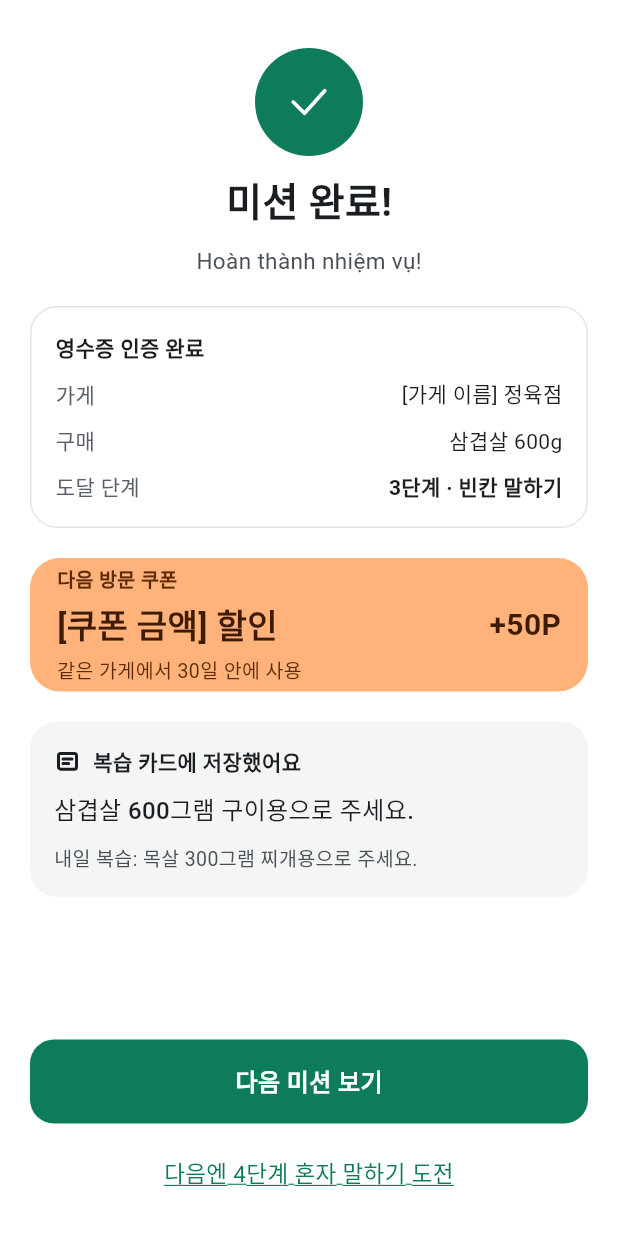
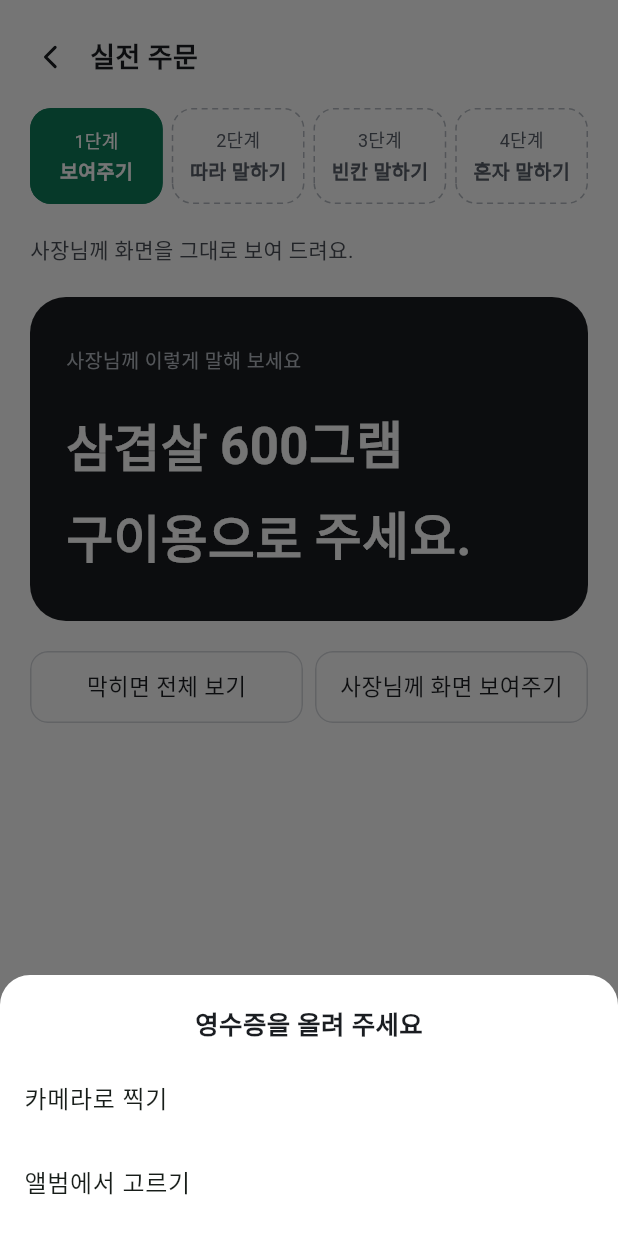
Before and after one commit to sso0x0/IJU, a Flutter app: the RealOrderScreen screen opened by its route, after a tap on "사장님께 화면 보여주기", after a tap on "주문했어요 · 영수증 인증하기", on a phone screen of 412 x 824 dp. Run offline on Flutter 3.47's test engine with Material 3 defaults, Android fonts, the phone set to English and light mode, and no system bars; our stand-ins replace cupertino_ui, flutter_svg, flutter_tts, go_router, image_picker, material_ui and 1 more; generated files the repository leaves out were written again; network calls fail; statements that could not run were skipped.

Commit message:
feat(app): 실전 주문·영수증 인증·보상 화면을 서버와 연결
- 음성 연습에서 만든 문장을 실전 주문으로 넘기고 단계별로 가림
- 처음 도달한 단계마다 POST /attempts 기록
- 영수증 촬영 → POST /receipts, 인식 실패 시 재촬영 1회 후 사장님 확인 코드
- 보상 화면에 실제 가게·금액·쿠폰·도달 단계 표시
- image_picker 추가, iOS 카메라·앨범 권한 문구

Co-Authored-By: Claude Opus 5.5 <noreply@anthropic.com>
Claude-Session: https://claude.ai/code/session_01LfagPXJCiwxMhiGfHbTAVd

```diff
--- a/lib/app/router.dart
+++ b/lib/app/router.dart
@@ -6,6 +6,7 @@ import '../features/login/login_screen.dart';
 import '../features/menu_scan/menu_scan_screen.dart';
 import '../features/onboarding/onboarding_screen.dart';
 import '../features/practice/practice_screen.dart';
+import '../features/real_order/order_api.dart';
 import '../features/real_order/real_order_screen.dart';
 import '../features/reward/reward_screen.dart';
 import '../features/scenario/scenarios.dart';
@@ -57,11 +58,16 @@ final GoRouter appRouter = GoRouter(
     ),
     GoRoute(
       path: AppRoutes.realOrder,
-      builder: (context, state) => const RealOrderScreen(),
+      // 음성 연습 화면에서 문장·미션 id를 extra로 받습니다. 없으면 시연 문장.
+      builder: (context, state) => RealOrderScreen(
+        args: state.extra as RealOrderArgs? ?? RealOrderArgs.demo,
+      ),
     ),
     GoRoute(
       path: AppRoutes.reward,
-      builder: (context, state) => const RewardScreen(),
+      // 영수증 인증 결과를 extra로 받습니다. 없으면 시연용 고정 데이터.
+      builder: (context, state) =>
+          RewardScreen(args: state.extra as RewardArgs?),
     ),
   ],
 );
--- /dev/null
+++ b/lib/features/real_order/order_api.dart
@@ -0,0 +1,182 @@
+import 'dart:convert';
+import 'dart:typed_data';
+
+import 'package:http/http.dart' as http;
+
+import '../../api/api_client.dart';
+import '../../app/session.dart';
+
+/// 시나리오 id → 서버 미션 id (server/app/seed_data.py와 같은 값).
+/// TODO(개발자3): 홈에서 GET /missions로 고른 미션 id를 넘기게 되면 이 표는 지워도 됩니다.
+const missionIdByScenario = {
+  'butcher': '00000000-0000-0000-0000-000000000201',
+  'restaurant': '00000000-0000-0000-0000-000000000202',
+  'side_dish': '00000000-0000-0000-0000-000000000203',
+};
+
+/// 실전 주문 화면으로 넘기는 값. 음성 연습 화면에서 만든 문장을 받습니다.
+class RealOrderArgs {
+  const RealOrderArgs({required this.sentence, required this.missionId});
+
+  final String sentence;
+  final String missionId;
+
+  /// 주소로 바로 들어왔을 때 쓰는 시연 문장 (Figma와 같은 화면).
+  static const demo = RealOrderArgs(
+    sentence: '삼겹살 600그램 구이용으로 주세요.',
+    missionId: '00000000-0000-0000-0000-000000000201',
+  );
+}
+
+/// server/app/schemas.py Coupon
+class Coupon {
+  const Coupon({required this.id, required this.value, required this.expiresAt});
+
+  final String id;
+  final int value;
+  final String expiresAt;
+}
+
+/// POST /receipts, POST /receipts/merchant-confirm 응답 (schemas.py ReceiptOut).
+class ReceiptResult {
+  const ReceiptResult({
+    required this.verified,
+    required this.reason,
+    this.message,
+    this.storeName,
+    this.amount,
+    this.coupon,
+    this.fallback = false,
+  });
+
+  factory ReceiptResult.fromJson(Map<String, dynamic> json) {
+    final c = json['coupon'] as Map<String, dynamic>?;
+    return ReceiptResult(
+      verified: json['verified'] as bool,
+      reason: json['reason'] as String,
+      message: json['message'] as String?,
+      storeName: json['store_name'] as String?,
+      amount: json['amount'] as int?,
+      coupon: c == null
+          ? null
+          : Coupon(
+              id: c['id'] as String,
+              value: c['value'] as int,
+              expiresAt: c['expires_at'] as String,
+            ),
+    );
+  }
+
+  /// 서버에 연결하지 못했을 때 시연이 끊기지 않게 쓰는 대체 결과 (PRD 3.5 안정성).
+  static const offline = ReceiptResult(
+    verified: true,
+    reason: 'ok',
+    message: '인증 완료! 쿠폰이 발급됐어요.',
+    storeName: '홍천 한우정육점',
+    amount: 16800,
+    coupon: Coupon(id: 'offline', value: 2000, expiresAt: ''),
+    fallback: true,
+  );
+
+  /// ok | low_confidence | duplicate_image | duplicate_receipt
+  /// | unknown_store | expired | daily_limit | wrong_code
+  final bool verified;
+  final String reason;
+
+  /// 화면에 그대로 띄울 안내 문구
+  final String? message;
+  final String? storeName;
+  final int? amount;
+  final Coupon? coupon;
+
+  /// true면 서버 대신 [offline] 대체 결과
+  final bool fallback;
+}
+
+/// 보상 화면으로 넘기는 값.
+class RewardArgs {
+  const RewardArgs({
+    required this.result,
+    required this.sentence,
+    required this.step,
+  });
+
+  final ReceiptResult result;
+  final String sentence;
+
+  /// 실전 주문에서 도달한 단계 (1~4)
+  final int step;
+}
+
+abstract final class OrderApi {
+  /// 로그인 전이면 서버의 users에 없는 id라 시연용 id를 씁니다.
+  /// TODO(개발자1): 온보딩에서 AppSession.userId를 채우면 Supabase에도 기록됩니다.
+  static String get _userId =>
+      AppSession.userId ?? '00000000-0000-0000-0000-000000000999';
+
+  /// POST /attempts. 실패해도 화면은 계속 진행합니다.
+  static Future<void> saveAttempt({
+    required String missionId,
+    required int step,
+    required String sentence,
+  }) async {
+    try {
+      await ApiClient.postJson('/attempts', {
+        'user_id': _userId,
+        'mission_id': missionId,
+        'step': step,
+        'sentence': sentence,
+      });
+    } on ApiException {
+      // 기록 실패는 시연에 영향 없음
+    }
+  }
+
+  /// POST /receipts (영수증 사진 업로드). 서버에 못 붙으면 [ReceiptResult.offline].
+  static Future<ReceiptResult> verifyReceipt({
+    required String missionId,
+    required Uint8List image,
+    required String filename,
+  }) async {
+    try {
+      final req =
+          http.MultipartRequest(
+              'POST',
+              Uri.parse('${ApiClient.baseUrl}/receipts'),
+            )
+            ..fields['user_id'] = _userId
+            ..fields['mission_id'] = missionId
+            ..files.add(
+              http.MultipartFile.fromBytes('image', image, filename: filename),
+            );
+      // 영수증 인식(LLM)까지 기다리므로 일반 요청보다 길게
+      final streamed = await req.send().timeout(const Duration(seconds: 20));
+      final res = await http.Response.fromStream(streamed);
+      if (res.statusCode != 200) {
+        throw ApiException('/receipts → ${res.statusCode}');
+      }
+      return ReceiptResult.fromJson(
+        jsonDecode(utf8.decode(res.bodyBytes)) as Map<String, dynamic>,
+      );
+    } catch (_) {
+      return ReceiptResult.offline;
+    }
+  }
+
+  /// POST /receipts/merchant-confirm (사장님 확인 코드). 서버에 못 붙으면 [ReceiptResult.offline].
+  static Future<ReceiptResult> merchantConfirm({
+    required String missionId,
+    required String code,
+  }) async {
+    try {
+      final json = await ApiClient.postJson('/receipts/merchant-confirm', {
+        'user_id': _userId,
+        'mission_id': missionId,
+        'code': code,
+      });
+      return ReceiptResult.fromJson(json);
+    } on ApiException {
+      return ReceiptResult.offline;
+    }
+  }
+}
--- a/lib/features/real_order/real_order_screen.dart
+++ b/lib/features/real_order/real_order_screen.dart
@@ -6,11 +6,15 @@ import '../../app/router.dart';
 import '../../widgets/dashed_border.dart';
 import '../../widgets/iju_button.dart';
 import '../../widgets/iju_header.dart';
+import '../reward/receipt_flow.dart';
+import 'order_api.dart';
 
 /// Figma '6 실전 주문 (4단계)'. 단계가 올라갈수록 화면에 보이는 글자가 줄어듭니다. 담당: 개발자3
-/// TODO(개발자3): 미션 문장·도달 단계를 서버(POST /attempts)와 연결. 지금은 시연용 고정 데이터입니다.
+/// 음성 연습에서 만든 문장을 받아 단계별로 가리고, 도달 단계는 POST /attempts로 기록합니다.
 class RealOrderScreen extends StatefulWidget {
-  const RealOrderScreen({super.key});
+  const RealOrderScreen({super.key, this.args = RealOrderArgs.demo});
+
+  final RealOrderArgs args;
 
   @override
   State<RealOrderScreen> createState() => _RealOrderScreenState();
@@ -34,27 +38,92 @@ class _Word {
 }
 
 class _RealOrderScreenState extends State<RealOrderScreen> {
-  static const _words = [
+  /// Figma 시연 문장. 빈칸 길이와 힌트가 디자인에 맞춰져 있습니다.
+  static const _demoWords = [
     _Word('삼겹살', 94),
     _Word('600그램', 92, hint: '무게'),
     _Word('구이용으로', 128, hint: '용도'),
     _Word('주세요.', 105),
   ];
 
-  static const _steps = [
-    _Step('보여주기', '사장님께 화면을 그대로 보여 드려요.', {}),
-    _Step('따라 말하기', '화면의 문장을 보면서 소리 내어 말해요.', {}),
-    _Step('빈칸 말하기', '빈칸은 보지 않고 직접 말해요. 단계가 올라갈수록 화면을 덜 봐요.', {1, 2}),
-    _Step('혼자 말하기', '화면을 보지 않고 처음부터 끝까지 혼자 말해요.', {0, 1, 2, 3}),
+  late final List<_Word> _words;
+  late final List<_Step> _steps;
+  late int _step;
+  int _reached = 0; // 서버에 기록한 최고 단계 (1~4, 0이면 아직 없음)
+  bool _showAll = false;
+  bool _submitting = false;
+
+  bool get _isDemo => widget.args.sentence == RealOrderArgs.demo.sentence;
+
+  @override
+  void initState() {
+    super.initState();
+    _words = _isDemo ? _demoWords : _wordsOf(widget.args.sentence);
+    _steps = _stepsFor(_words.length);
+    _step = _isDemo ? 2 : 0; // 시연은 Figma처럼 3단계에서 시작
+    _record(_step);
+  }
+
+  /// 문장을 어절로 나누고, 글자 수에 맞춰 빈칸 길이를 정합니다.
+  static List<_Word> _wordsOf(String sentence) => [
+    for (final w in sentence.trim().split(RegExp(r'\s+')))
+      _Word(w, (w.length * 30 + 12).clamp(60, 220).toDouble()),
   ];
 
-  int _step = 2;
-  bool _showAll = false;
+  /// 3단계는 처음·마지막 어절만 남기고 가리고, 4단계는 전부 가립니다.
+  static List<_Step> _stepsFor(int n) {
+    final middle = n <= 2
+        ? {n - 1}
+        : {for (var i = 1; i < n - 1; i++) i};
+    return [
+      const _Step('보여주기', '사장님께 화면을 그대로 보여 드려요.', {}),
+      const _Step('따라 말하기', '화면의 문장을 보면서 소리 내어 말해요.', {}),
+      _Step('빈칸 말하기', '빈칸은 보지 않고 직접 말해요. 단계가 올라갈수록 화면을 덜 봐요.', middle),
+      _Step('혼자 말하기', '화면을 보지 않고 처음부터 끝까지 혼자 말해요.', {
+        for (var i = 0; i < n; i++) i,
+      }),
+    ];
+  }
 
-  void _selectStep(int i) => setState(() {
-    _step = i;
-    _showAll = false;
-  });
+  /// 처음 도달한 단계만 POST /attempts로 기록합니다 (같은 단계 반복 기록 방지).
+  void _record(int index) {
+    final step = index + 1;
+    if (step <= _reached) return;
+    _reached = step;
+    OrderApi.saveAttempt(
+      missionId: widget.args.missionId,
+      step: step,
+      sentence: widget.args.sentence,
+    );
+  }
+
+  void _selectStep(int i) {
+    setState(() {
+      _step = i;
+      _showAll = false;
+    });
+    _record(i);
+  }
+
+  Future<void> _verifyReceipt() async {
+    if (_submitting) return;
+    setState(() => _submitting = true);
+    final result = await runReceiptFlow(
+      context,
+      missionId: widget.args.missionId,
+    );
+    if (!mounted) return;
+    setState(() => _submitting = false);
+    if (result == null) return;
+    context.push(
+      AppRoutes.reward,
+      extra: RewardArgs(
+        result: result,
+        sentence: widget.args.sentence,
+        step: _reached,
+      ),
+    );
+  }
 
   @override
   Widget build(BuildContext context) {
@@ -136,7 +205,7 @@ class _RealOrderScreenState extends State<RealOrderScreen> {
               padding: const EdgeInsets.fromLTRB(20, 16, 20, 28),
               child: IjuButton(
                 label: '주문했어요 · 영수증 인증하기',
-                onPressed: () => context.push(AppRoutes.reward),
+                onPressed: _submitting ? null : _verifyReceipt,
               ),
             ),
           ],
--- /dev/null
+++ b/lib/features/reward/receipt_flow.dart
@@ -0,0 +1,201 @@
+import 'package:flutter/services.dart';
+import 'package:image_picker/image_picker.dart';
+import 'package:material_ui/material_ui.dart';
+
+import '../../app/colors.dart';
+import '../real_order/order_api.dart';
+
+/// 영수증 인증 흐름 (PRD 3.3 예외 흐름 포함). 담당: 개발자3
+/// 촬영 → POST /receipts → 인식 실패면 재촬영 1회 → 그래도 실패면 사장님 확인 코드.
+/// 성공하면 결과, 사용자가 취소하거나 인증이 거절되면 null.
+Future<ReceiptResult?> runReceiptFlow(
+  BuildContext context, {
+  required String missionId,
+}) async {
+  final picker = ImagePicker();
+  var lowConfidence = 0;
+
+  while (true) {
+    final source = await _pickSource(context);
+    if (source == null || !context.mounted) return null;
+
+    XFile? file;
+    try {
+      file = await picker.pickImage(
+        source: source,
+        maxWidth: 1600,
+        imageQuality: 85,
+      );
+    } catch (_) {
+      file = null; // 권한 거부 등
+    }
+    if (file == null || !context.mounted) return null;
+
+    final bytes = await file.readAsBytes();
+    if (!context.mounted) return null;
+
+    final result = await _withLoading(
+      context,
+      OrderApi.verifyReceipt(
+        missionId: missionId,
+        image: bytes,
+        filename: file.name,
+      ),
+    );
+    if (!context.mounted) return null;
+    if (result.verified) return result;
+
+    if (result.reason == 'low_confidence') {
+      lowConfidence++;
+      if (lowConfidence >= 2) return _merchantCode(context, missionId);
+      _toast(context, '영수증을 잘 읽지 못했어요. 밝은 곳에서 한 번 더 찍어 주세요.');
+      continue;
+    }
+    // 같은 영수증, 24시간 지남, 참여 가게 아님, 하루 3회 초과
+    _toast(context, result.message ?? '인증하지 못했어요.');
+    return null;
+  }
+}
+
+Future<ImageSource?> _pickSource(BuildContext context) {
+  return showModalBottomSheet<ImageSource>(
+    context: context,
+    backgroundColor: AppColors.surface,
+    shape: const RoundedRectangleBorder(
+      borderRadius: BorderRadius.vertical(top: Radius.circular(20)),
+    ),
+    builder: (context) => SafeArea(
+      child: Column(
+        mainAxisSize: MainAxisSize.min,
+        children: [
+          const Padding(
+            padding: EdgeInsets.fromLTRB(20, 20, 20, 8),
+            child: Text(
+              '영수증을 올려 주세요',
+              style: TextStyle(
+                fontSize: 17,
+                fontWeight: FontWeight.w700,
+                color: AppColors.text,
+              ),
+            ),
+          ),
+          ListTile(
+            title: const Text('카메라로 찍기'),
+            onTap: () => Navigator.pop(context, ImageSource.camera),
+          ),
+          ListTile(
+            title: const Text('앨범에서 고르기'),
+            onTap: () => Navigator.pop(context, ImageSource.gallery),
+          ),
+          const SizedBox(height: 8),
+        ],
+      ),
+    ),
+  );
+}
+
+/// 사장님 확인 코드 입력. 3번 틀리면 null.
+Future<ReceiptResult?> _merchantCode(
+  BuildContext context,
+  String missionId,
+) async {
+  for (var tries = 0; tries < 3; tries++) {
+    final code = await showDialog<String>(
+      context: context,
+      builder: (_) => const _CodeDialog(),
+    );
+    if (code == null || !context.mounted) return null;
+
+    final result = await _withLoading(
+      context,
+      OrderApi.merchantConfirm(missionId: missionId, code: code),
+    );
+    if (!context.mounted) return null;
+    if (result.verified) return result;
+    _toast(context, result.message ?? '확인 코드가 맞지 않아요.');
+    if (result.reason != 'wrong_code') return null; // 하루 3회 초과 등
+  }
+  return null;
+}
+
+class _CodeDialog extends StatefulWidget {
+  const _CodeDialog();
+
+  @override
+  State<_CodeDialog> createState() => _CodeDialogState();
+}
+
+class _CodeDialogState extends State<_CodeDialog> {
+  final _controller = TextEditingController();
+
+  @override
+  void dispose() {
+    _controller.dispose();
+    super.dispose();
+  }
+
+  void _submit() {
+    final code = _controller.text.trim();
+    if (code.isNotEmpty) Navigator.pop(context, code);
+  }
+
+  @override
+  Widget build(BuildContext context) {
+    return AlertDialog(
+      title: const Text('사장님 확인 코드'),
+      content: Column(
+        mainAxisSize: MainAxisSize.min,
+        crossAxisAlignment: CrossAxisAlignment.start,
+        children: [
+          const Text(
+            '영수증을 읽지 못했어요.\n사장님께 확인 코드 4자리를 받아 입력해 주세요.',
+            style: TextStyle(fontSize: 14, height: 1.5, color: AppColors.textBody),
+          ),
+          const SizedBox(height: 16),
+          TextField(
+            controller: _controller,
+            autofocus: true,
+            keyboardType: TextInputType.number,
+            inputFormatters: [FilteringTextInputFormatter.digitsOnly],
+            maxLength: 4,
+            textAlign: TextAlign.center,
+            style: const TextStyle(
+              fontSize: 28,
+              fontWeight: FontWeight.w700,
+              letterSpacing: 12,
+            ),
+            onSubmitted: (_) => _submit(),
+          ),
+        ],
+      ),
+      actions: [
+        TextButton(
+          onPressed: () => Navigator.pop(context),
+          child: const Text('취소'),
+        ),
+        TextButton(onPressed: _submit, child: const Text('확인')),
+      ],
+    );
+  }
+}
+
+/// 서버 응답을 기다리는 동안 화면을 막고 로딩을 보여 줍니다.
+Future<T> _withLoading<T>(BuildContext context, Future<T> future) async {
+  final navigator = Navigator.of(context, rootNavigator: true);
+  showDialog<void>(
+    context: context,
+    barrierDismissible: false,
+    builder: (_) => const Center(child: CircularProgressIndicator()),
+  );
+  try {
+    return await future;
+  } finally {
+    navigator.pop();
+  }
+}
+
+void _toast(BuildContext context, String message) {
+  ScaffoldMessenger.of(context)
+    ..hideCurrentSnackBar()
+    ..showSnackBar(SnackBar(content: Text(message)));
+}
--- a/lib/features/reward/reward_screen.dart
+++ b/lib/features/reward/reward_screen.dart
@@ -5,14 +5,28 @@ import '../../app/colors.dart';
 import '../../app/router.dart';
 import '../../widgets/iju_button.dart';
 import '../../widgets/iju_icon.dart';
+import '../real_order/order_api.dart';
 
 /// Figma '7 영수증 인증 · 보상'. 담당: 개발자3
-/// TODO(개발자3): POST /receipts 결과(가게, 구매 품목, 쿠폰)로 교체. 지금은 시연용 고정 데이터입니다.
+/// 실전 주문 화면에서 영수증 인증 결과([RewardArgs])를 받아 보여 줍니다. 없으면 시연용 고정 데이터.
 class RewardScreen extends StatelessWidget {
-  const RewardScreen({super.key});
+  const RewardScreen({super.key, this.args});
+
+  final RewardArgs? args;
+
+  static const _stepNames = ['보여주기', '따라 말하기', '빈칸 말하기', '혼자 말하기'];
+
+  static String _won(int v) =>
+      '${v.toString().replaceAllMapped(RegExp(r'\B(?=(\d{3})+(?!\d))'), (_) => ',')}원';
 
   @override
   Widget build(BuildContext context) {
+    final a = args;
+    final result = a?.result;
+    final step = (a?.step ?? 3).clamp(1, 4);
+    final amount = result?.amount;
+    final coupon = result?.coupon;
+
     return Scaffold(
       body: SafeArea(
         child: Column(
@@ -21,22 +35,36 @@ class RewardScreen extends StatelessWidget {
             Expanded(
               child: ListView(
                 padding: const EdgeInsets.fromLTRB(20, 32, 20, 20),
-                children: const [
-                  _Done(),
-                  SizedBox(height: 20),
+                children: [
+                  const _Done(),
+                  const SizedBox(height: 20),
                   _ReceiptSummary(
                     rows: [
-                      ('가게', '[가게 이름] 정육점', false),
-                      ('구매', '삼겹살 600g', false),
-                      ('도달 단계', '3단계 · 빈칸 말하기', true),
+                      ('가게', result?.storeName ?? '[가게 이름] 정육점', false),
+                      if (a == null)
+                        ('구매', '삼겹살 600g', false)
+                      else
+                        (
+                          '결제 금액',
+                          amount == null ? '사장님 확인' : _won(amount),
+                          false,
+                        ),
+                      ('도달 단계', '$step단계 · ${_stepNames[step - 1]}', true),
                     ],
                   ),
-                  SizedBox(height: 20),
-                  _Coupon(amount: '[쿠폰 금액] 할인', points: 50),
-                  SizedBox(height: 20),
+                  const SizedBox(height: 20),
+                  _Coupon(
+                    amount: coupon == null
+                        ? '[쿠폰 금액] 할인'
+                        : '${_won(coupon.value)} 할인',
+                    points: a == null ? 50 : null,
+                  ),
+                  const SizedBox(height: 20),
                   _ReviewCard(
-                    sentence: '삼겹살 600그램 구이용으로 주세요.',
-                    next: '내일 복습: 목살 300그램 찌개용으로 주세요.',
+                    sentence: a?.sentence ?? '삼겹살 600그램 구이용으로 주세요.',
+                    next: a == null
+                        ? '내일 복습: 목살 300그램 찌개용으로 주세요.'
+                        : '복습 카드에서 품목만 바꿔 다시 연습해요.',
                   ),
                 ],
               ),
@@ -50,14 +78,16 @@ class RewardScreen extends StatelessWidget {
                     label: '다음 미션 보기',
                     onPressed: () => context.go(AppRoutes.home),
                   ),
+                  if (step < 4) ...[
                     const SizedBox(height: 20),
                     Center(
                       child: IjuTextLink(
-                      label: '다음엔 4단계 혼자 말하기 도전',
+                        label: '다음엔 ${step + 1}단계 ${_stepNames[step]} 도전',
                         fontSize: 15,
                         onTap: () => context.go(AppRoutes.home),
                       ),
                     ),
+                  ],
                 ],
               ),
             ),
@@ -159,10 +189,12 @@ class _ReceiptSummary extends StatelessWidget {
 }
 
 class _Coupon extends StatelessWidget {
-  const _Coupon({required this.amount, required this.points});
+  const _Coupon({required this.amount, this.points});
 
   final String amount;
-  final int points;
+
+  /// null이면 포인트 표시를 숨김
+  final int? points;
 
   @override
   Widget build(BuildContext context) {
@@ -200,6 +232,7 @@ class _Coupon extends StatelessWidget {
               ],
             ),
           ),
+          if (points != null)
             Text(
               '+${points}P',
               style: const TextStyle(
--- a/pubspec.yaml
+++ b/pubspec.yaml
@@ -44,6 +44,7 @@ dependencies:
   http: ^1.6.0
   speech_to_text: ^7.5.0
   flutter_tts: ^4.2.5
+  image_picker: ^1.1.2
 
 dev_dependencies:
   flutter_test:
```
Also changed, not shown: lib/features/practice/practice_screen.dart (+10 -1 lines), pubspec.lock, 1 other file. Lines whose indentation alone changed are shown as unchanged.
